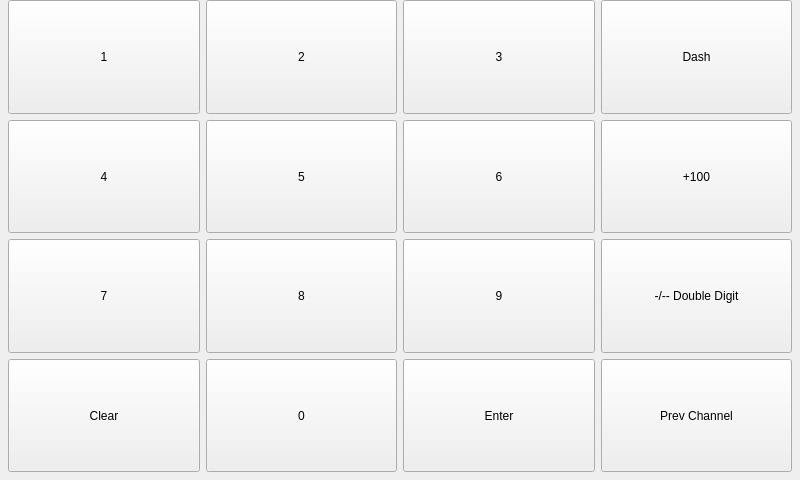
First picture: the form in forms/pirkeypadform.ui, repository jpietrzak8/Pierogi, before the edit.
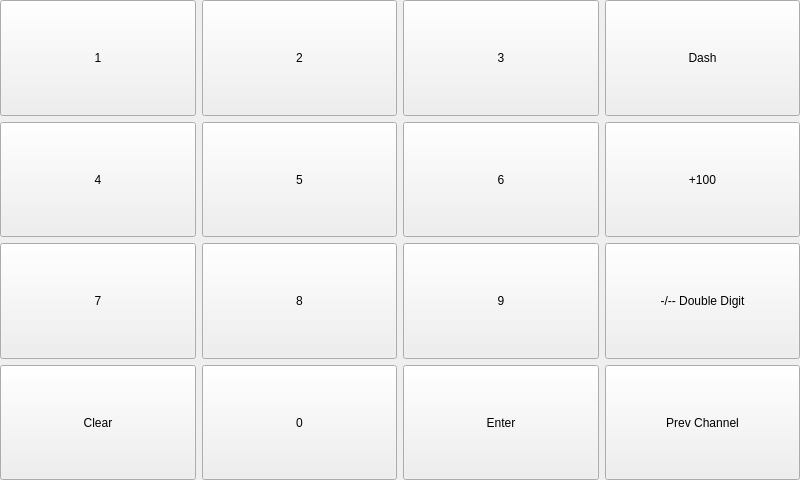
Second picture: the form after the edit. Icons and pictures are not drawn.

The edit to the form file:
```diff
--- a/forms/pirkeypadform.ui
+++ b/forms/pirkeypadform.ui
@@ -14,18 +14,9 @@
    <string>Form</string>
   </property>
   <layout class="QGridLayout" name="gridLayout">
-   <property name="leftMargin">
-    <number>8</number>
-   </property>
-   <property name="topMargin">
+   <property name="margin">
     <number>0</number>
    </property>
-   <property name="rightMargin">
-    <number>8</number>
-   </property>
-   <property name="bottomMargin">
-    <number>8</number>
-   </property>
    <item row="0" column="0">
     <widget class="QPushButton" name="oneButton">
      <property name="sizePolicy">
```
